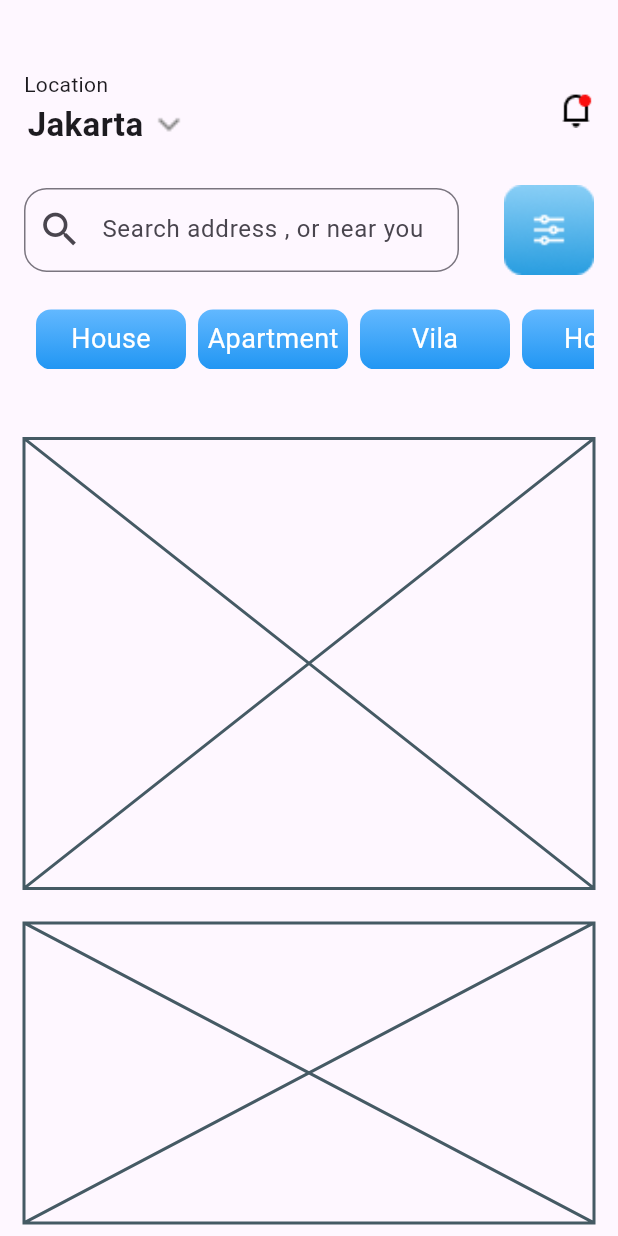
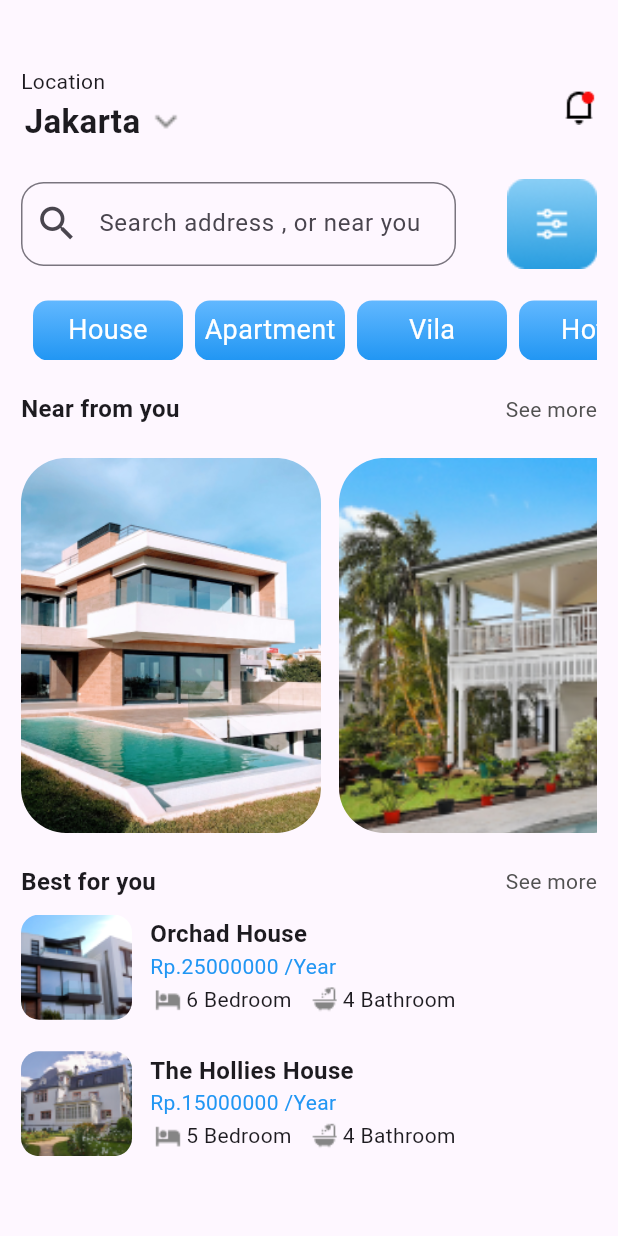
Before and after one commit to mohidhafeez/real_estate_app, a Flutter app: the screen it shows after launch, on a phone screen of 412 x 824 dp. Run offline on Flutter 3.47's test engine with Material 2 defaults, Android fonts, the phone set to English and light mode, and no system bars.

Commit message:
home page completed

```diff
--- a/lib/homepage.dart
+++ b/lib/homepage.dart
@@ -1,5 +1,7 @@
 import 'package:flutter/material.dart';
+import 'package:real_estate/utilities/detailed_tile.dart';
 import 'package:real_estate/utilities/main_button.dart';
+import 'package:real_estate/utilities/tile.dart';
 
 class HomePageView extends StatelessWidget {
   final List<String> names = ["House", "Apartment", "Vila", "Hotel"];
@@ -10,10 +12,10 @@ class HomePageView extends StatelessWidget {
     return Scaffold(
       body: SingleChildScrollView(
         child: Padding(
-          padding: const EdgeInsets.all(16.0),
+          padding: const EdgeInsets.all(14.0),
           child: Column(
             children: [
-              SizedBox(
+              const SizedBox(
                 height: 30,
               ),
               Row(
@@ -21,15 +23,15 @@ class HomePageView extends StatelessWidget {
                 children: [
                   Column(
                     children: [
-                      Padding(
-                        padding: const EdgeInsets.only(right: 60),
+                      const Padding(
+                        padding: EdgeInsets.only(right: 60),
                         child: Text(
                           "Location",
                         ),
                       ),
                       Row(
                         children: [
-                          Text(
+                          const Text(
                             "Jakarta",
                             style: TextStyle(
                                 fontSize: 22, fontWeight: FontWeight.bold),
@@ -45,8 +47,8 @@ class HomePageView extends StatelessWidget {
                   Image.asset('assets/IC_Notification.png')
                 ],
               ),
-              SizedBox(
-                height: 23,
+              const SizedBox(
+                height: 21,
               ),
               //search
 
@@ -77,7 +79,7 @@ class HomePageView extends StatelessWidget {
                 ],
               ),
               const SizedBox(
-                height: 23,
+                height: 21,
               ),
               SizedBox(
                 height: 40,
@@ -94,23 +96,72 @@ class HomePageView extends StatelessWidget {
               ),
 
               const SizedBox(
-                height: 23,
-              ),
-              //category list
-
-              SizedBox(
-                height: 23,
+                height: 21,
               ),
               //near from you
-              Placeholder(
-                fallbackHeight: 300,
+
+              const Row(
+                mainAxisAlignment: MainAxisAlignment.spaceBetween,
+                children: [
+                  Text(
+                    "Near from you",
+                    style: TextStyle(fontWeight: FontWeight.bold, fontSize: 16),
+                  ),
+                  Text("See more",
+                      style: TextStyle(color: Color.fromARGB(255, 81, 81, 81))),
+                ],
               ),
-              SizedBox(
-                height: 23,
+              const SizedBox(
+                height: 21,
               ),
-              //best for you
-              Placeholder(
-                fallbackHeight: 200,
+
+              const SingleChildScrollView(
+                scrollDirection: Axis.horizontal,
+                child: Row(
+                  children: [
+                    CardTile(image: "assets/house1.png"),
+                    SizedBox(
+                      width: 12,
+                    ),
+                    CardTile(image: "assets/house2.png"),
+                    SizedBox(
+                      width: 12,
+                    ),
+                  ],
+                ),
+              ),
+              const SizedBox(
+                height: 21,
+              ),
+              const Row(
+                mainAxisAlignment: MainAxisAlignment.spaceBetween,
+                children: [
+                  Text(
+                    "Best for you",
+                    style: TextStyle(fontWeight: FontWeight.bold, fontSize: 16),
+                  ),
+                  Text(
+                    "See more",
+                    style: TextStyle(color: Color.fromARGB(255, 81, 81, 81)),
+                  ),
+                ],
+              ),
+              const Column(
+                children: [
+                  DetailedTile(
+                      image: "assets/pexels-expect-best-323780 1.png",
+                      name: "Orchad House",
+                      price: 25000000,
+                      bedroom: 6,
+                      bathroom: 4),
+                  DetailedTile(
+                      image:
+                          "assets/ksenia-balandina-RCF5KSWb7Ms-unsplash 1.png",
+                      name: "The Hollies House",
+                      price: 15000000,
+                      bedroom: 5,
+                      bathroom: 4),
+                ],
               )
             ],
           ),
--- /dev/null
+++ b/lib/utilities/detailed_tile.dart
@@ -0,0 +1,55 @@
+import 'package:flutter/material.dart';
+
+class DetailedTile extends StatelessWidget {
+  final String image;
+  final String name;
+  final int price;
+  final int bedroom;
+  final int bathroom;
+  const DetailedTile(
+      {super.key,
+      required this.image,
+      required this.name,
+      required this.price,
+      required this.bedroom,
+      required this.bathroom});
+
+  @override
+  Widget build(BuildContext context) {
+    return Row(
+      children: [
+        ClipRRect(
+          borderRadius: BorderRadius.circular(12),
+          child: Image.asset(image),
+        ),
+        Padding(
+          padding: const EdgeInsets.all(12),
+          child: Column(
+            crossAxisAlignment: CrossAxisAlignment.start,
+            children: [
+              Text(
+                name,
+                style: TextStyle(fontWeight: FontWeight.bold, fontSize: 16),
+              ),
+              Text(
+                "Rp.$price /Year",
+                style: TextStyle(color: Colors.blue),
+              ),
+              Row(
+                children: [
+                  Image.asset('assets/IC_Bed.png'),
+                  Text("$bedroom Bedroom"),
+                  SizedBox(
+                    width: 10,
+                  ),
+                  Image.asset('assets/IC_Bath.png'),
+                  Text("$bathroom Bathroom"),
+                ],
+              ),
+            ],
+          ),
+        )
+      ],
+    );
+  }
+}
--- /dev/null
+++ b/lib/utilities/tile.dart
@@ -0,0 +1,17 @@
+import 'package:flutter/material.dart';
+
+class CardTile extends StatelessWidget {
+  final String image;
+  const CardTile({super.key, required this.image});
+
+  @override
+  Widget build(BuildContext context) {
+    return Container(
+      width: 200,
+      height: 250,
+      child: ClipRRect(
+          borderRadius: BorderRadius.circular(30),
+          child: Image.asset(image, fit: BoxFit.cover)),
+    );
+  }
+}
```
Also changed, not shown: lib/main.dart (+0 -15 lines), assets/house1.png (added), assets/house2.png (added).
